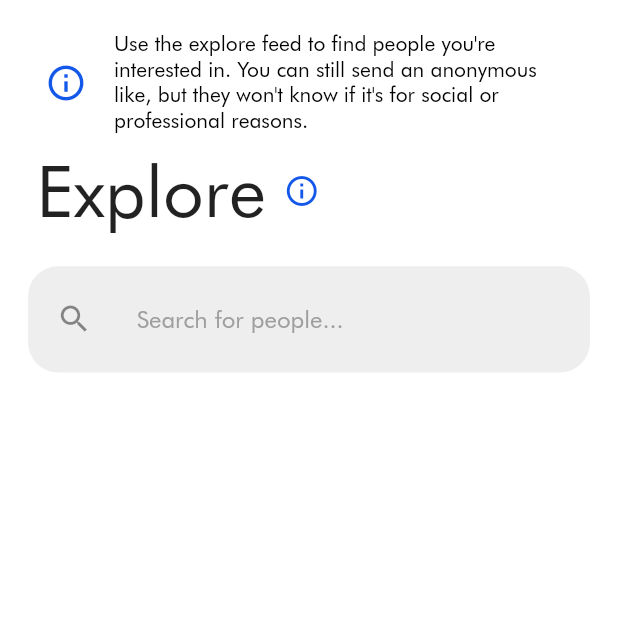
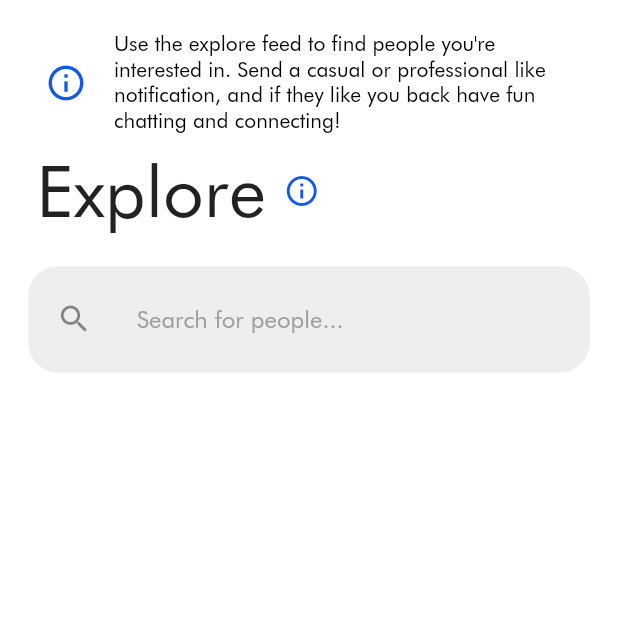
Before and after one commit to namrapatel/dime, a Flutter app: the Explore screen opened directly, after a tap on the "info outline" icon, on a phone screen of 412 x 824 dp, the top half of it. Run offline on Flutter 3.47's test engine with Material 2 defaults, Android fonts, the phone set to English and light mode, and no system bars; our stand-ins replace auto_size_text, bubble_tab_indicator, cached_network_image, cloud_firestore, firebase_auth, firebase_messaging and 17 more; missing offline and left inert: esys_flutter_share, flutter_facebook_login, flutter_search_panel, geoflutterfire, intro_views_flutter, rubber; accounts and stored records are empty; project files that could hold a hidden picture were left out.

Commit message:
flushbar text update

```diff
--- a/lib/explore.dart
+++ b/lib/explore.dart
@@ -403,7 +403,7 @@ class _ExploreState extends State<Explore> {
                           crossAxisAlignment: CrossAxisAlignment.start,
                           children: <Widget>[
                             Text(
-                              "Use the explore feed to find people you're interested in. You can still send an anonymous like, but they won't know if it's for social or professional reasons.",
+                              "Use the explore feed to find people you're interested in. Send a casual or professional like notification, and if they like you back have fun chatting and connecting!",
                               style: TextStyle(color: Colors.black),
                             )
                           ],
```
